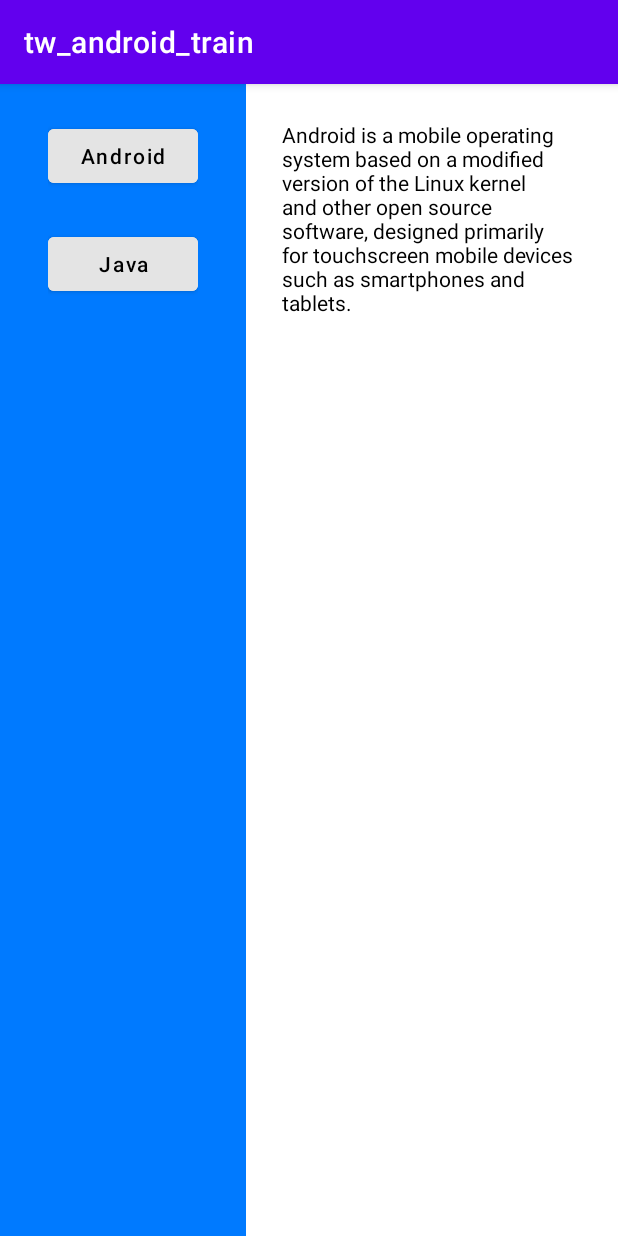
After one commit to fightwing/tw_android_train, an Android app: the ContentAndroidFragment screen opened directly, with no data from a screen before it, on a phone screen of 412 x 824 dp. The commit adds this screen. Run offline under Robolectric (Android 15) with nearby library versions, the phone set to English and light mode, and no system bars.

Commit message:
[boyu yuan] finish fragment homework

```diff
--- a/app/src/main/AndroidManifest.xml
+++ b/app/src/main/AndroidManifest.xml
@@ -21,6 +21,7 @@
       android:screenOrientation="fullSensor"/>
 
     <activity android:name=".LoginActivity"/>
+    <activity android:name=".fragment.MyFragmentActivity"/>
 
   </application>
 
--- a/app/src/main/java/com/thoughtworks/androidtrain/MainActivity.java
+++ b/app/src/main/java/com/thoughtworks/androidtrain/MainActivity.java
@@ -8,6 +8,7 @@ import android.provider.ContactsContract.CommonDataKinds.Phone;
 import android.widget.Toast;
 import androidx.appcompat.app.AppCompatActivity;
 import android.os.Bundle;
+import com.thoughtworks.androidtrain.fragment.MyFragmentActivity;
 
 public class MainActivity extends AppCompatActivity {
 
@@ -25,6 +26,10 @@ public class MainActivity extends AppCompatActivity {
     });
     findViewById(R.id.btn_pick_contact).setOnClickListener(v -> {
       selectContact();
+    });
+    findViewById(R.id.btn_fragment).setOnClickListener(v -> {
+      Intent intent = new Intent(MainActivity.this, MyFragmentActivity.class);
+      startActivity(intent);
     });
 
   }
--- /dev/null
+++ b/app/src/main/java/com/thoughtworks/androidtrain/fragment/ContentAndroidFragment.java
@@ -0,0 +1,21 @@
+package com.thoughtworks.androidtrain.fragment;
+
+import android.os.Bundle;
+import android.view.LayoutInflater;
+import android.view.View;
+import android.view.ViewGroup;
+import androidx.annotation.NonNull;
+import androidx.annotation.Nullable;
+import androidx.fragment.app.Fragment;
+import com.thoughtworks.androidtrain.R;
+
+public class ContentAndroidFragment extends Fragment {
+
+  @Nullable
+  @Override
+  public View onCreateView(@NonNull LayoutInflater inflater, @NonNull ViewGroup container,
+      @Nullable Bundle savedInstanceState) {
+    return inflater.inflate(R.layout.fragment_layout_android, container, false);
+  }
+
+}
--- /dev/null
+++ b/app/src/main/java/com/thoughtworks/androidtrain/fragment/ContentJavaFragment.java
@@ -0,0 +1,20 @@
+package com.thoughtworks.androidtrain.fragment;
+
+import android.os.Bundle;
+import android.view.LayoutInflater;
+import android.view.View;
+import android.view.ViewGroup;
+import androidx.annotation.NonNull;
+import androidx.annotation.Nullable;
+import androidx.fragment.app.Fragment;
+import com.thoughtworks.androidtrain.R;
+
+public class ContentJavaFragment extends Fragment {
+
+  @Nullable
+  @Override
+  public View onCreateView(@NonNull LayoutInflater inflater, @NonNull ViewGroup container,
+      @Nullable Bundle savedInstanceState) {
+    return inflater.inflate(R.layout.fragment_layout_java, container, false);
+  }
+}
--- /dev/null
+++ b/app/src/main/java/com/thoughtworks/androidtrain/fragment/MyFragmentActivity.java
@@ -0,0 +1,42 @@
+package com.thoughtworks.androidtrain.fragment;
+
+import android.os.Bundle;
+import android.widget.Button;
+import androidx.annotation.NonNull;
+import androidx.annotation.Nullable;
+import androidx.appcompat.app.AppCompatActivity;
+import androidx.fragment.app.Fragment;
+import androidx.fragment.app.FragmentManager;
+import androidx.fragment.app.FragmentTransaction;
+import com.thoughtworks.androidtrain.R;
+
+public class MyFragmentActivity extends AppCompatActivity {
+
+  @Override
+  public void onCreate(@Nullable Bundle savedInstanceState) {
+    super.onCreate(savedInstanceState);
+    setContentView(R.layout.my_fragment_layout);
+    initUI();
+  }
+
+  private void initUI() {
+    Button btnAndroid = findViewById(R.id.btn_android);
+    btnAndroid.setOnClickListener(v -> replaceFragmentAndAddToBackStack(getSupportFragmentManager(),
+        new ContentAndroidFragment()
+    ));
+
+    Button btnJava = findViewById(R.id.btn_java);
+    btnJava.setOnClickListener(v -> replaceFragmentAndAddToBackStack(getSupportFragmentManager(),
+        new ContentJavaFragment()));
+
+    replaceFragmentAndAddToBackStack(getSupportFragmentManager(), new ContentAndroidFragment());
+  }
+
+  private static void replaceFragmentAndAddToBackStack(@NonNull FragmentManager fragmentManager,
+      @NonNull Fragment fragment) {
+    FragmentTransaction transaction = fragmentManager.beginTransaction();
+    transaction.replace(R.id.content, fragment);
+    transaction.addToBackStack(null);
+    transaction.commitAllowingStateLoss();
+  }
+}
--- a/app/src/main/res/layout/activity_linearlayout.xml
+++ b/app/src/main/res/layout/activity_linearlayout.xml
@@ -49,6 +49,7 @@
         style="@style/button"/>
 
       <Button
+        android:id="@+id/btn_fragment"
         android:layout_width="wrap_content"
         android:layout_height="wrap_content"
         android:text="@string/msg_button4"
--- /dev/null
+++ b/app/src/main/res/layout/fragment_layout_android.xml
@@ -0,0 +1,14 @@
+<?xml version="1.0" encoding="utf-8"?>
+<FrameLayout xmlns:android="http://schemas.android.com/apk/res/android"
+  android:layout_width="match_parent"
+  android:layout_height="match_parent"
+  android:padding="24dp">
+
+  <TextView
+    android:layout_width="wrap_content"
+    android:layout_height="wrap_content"
+    android:layout_gravity="start|top"
+    android:textColor="@color/black"
+    android:text="@string/content_android" />
+
+</FrameLayout>
--- /dev/null
+++ b/app/src/main/res/layout/fragment_layout_java.xml
@@ -0,0 +1,14 @@
+<?xml version="1.0" encoding="utf-8"?>
+<FrameLayout xmlns:android="http://schemas.android.com/apk/res/android"
+  android:layout_width="match_parent"
+  android:layout_height="match_parent"
+  android:padding="24dp">
+
+  <TextView
+    android:layout_width="wrap_content"
+    android:layout_height="wrap_content"
+    android:layout_gravity="start|bottom"
+    android:text="@string/content_java"
+    android:textColor="@color/black" />
+
+</FrameLayout>
--- /dev/null
+++ b/app/src/main/res/layout/my_fragment_layout.xml
@@ -0,0 +1,51 @@
+<?xml version="1.0" encoding="utf-8"?>
+<androidx.constraintlayout.widget.ConstraintLayout xmlns:android="http://schemas.android.com/apk/res/android"
+  android:layout_width="match_parent"
+  android:layout_height="match_parent"
+  xmlns:app="http://schemas.android.com/apk/res-auto">
+
+  <LinearLayout
+    android:id="@+id/control_panel"
+    android:layout_width="wrap_content"
+    android:layout_height="match_parent"
+    app:layout_constraintStart_toStartOf="parent"
+    app:layout_constraintTop_toTopOf="parent"
+    app:layout_constraintBottom_toBottomOf="parent"
+    android:background="@color/sky_blue"
+    android:orientation="vertical"
+    android:paddingStart="32dp"
+    android:paddingEnd="32dp">
+
+    <Button
+      android:id="@+id/btn_android"
+      android:layout_width="100dp"
+      android:layout_height="wrap_content"
+      android:layout_marginTop="24dp"
+      android:backgroundTint="@color/hint_gray"
+      android:text="@string/msg_android"
+      android:textAllCaps="false"
+      android:textColor="@color/black" />
+
+    <Button
+      android:id="@+id/btn_java"
+      android:layout_width="100dp"
+      android:layout_height="wrap_content"
+      android:layout_marginTop="24dp"
+      android:backgroundTint="@color/hint_gray"
+      android:text="@string/msg_java"
+      android:textAllCaps="false"
+      android:textColor="@color/black" />
+
+  </LinearLayout>
+
+  <FrameLayout
+    android:id="@+id/content"
+    android:layout_width="0dp"
+    android:layout_height="0dp"
+    app:layout_constraintStart_toEndOf="@id/control_panel"
+    app:layout_constraintTop_toTopOf="parent"
+    app:layout_constraintBottom_toBottomOf="parent"
+    app:layout_constraintEnd_toEndOf="parent"
+    />
+
+</androidx.constraintlayout.widget.ConstraintLayout>
--- a/app/src/main/res/values/colors.xml
+++ b/app/src/main/res/values/colors.xml
@@ -11,4 +11,5 @@
   <color name="hint_gray">#e4e4e4</color>
   <color name="color_blue">#1f4ba5</color>
   <color name="color_b2b2b2">#b2b2b2</color>
+  <color name="sky_blue">#007aff</color>
 </resources>
--- a/app/src/main/res/values/strings.xml
+++ b/app/src/main/res/values/strings.xml
@@ -14,6 +14,7 @@
   <string name="msg_hello" translatable="false">Hello!</string>
   <string name="msg_signup" translatable="false">Signup</string>
   <string name="msg_login" translatable="false">Login</string>
+  <string name="msg_fragment" translatable="false">my fragment</string>
   <string name="constrain_layout" translatable="false">constrain_layout</string>
   <string name="username" translatable="false">Username</string>
   <string name="password" translatable="false">Password</string>
@@ -21,4 +22,9 @@
   <string name="forgot_password" translatable="false">Forgot password?</string>
   <string name="or_content_with" translatable="false">or content with</string>
   <string name="msg_pick_contact" translatable="false">pick contact</string>
+  <string name="msg_android" translatable="false">Android</string>
+  <string name="msg_java" translatable="false">Java</string>
+  <string name="content_android" translatable="false">Android is a mobile operating system based on a modified version of the Linux kernel and other open source software, designed primarily for touchscreen mobile devices such as smartphones and tablets.</string>
+  <string name="content_java" translatable="false">Java is a High Level, class-based, object-oriented programming language that is designed to have as few implementation dependencies as possible.
+</string>
 </resources>
```
Also changed, not shown: 2 other files.
